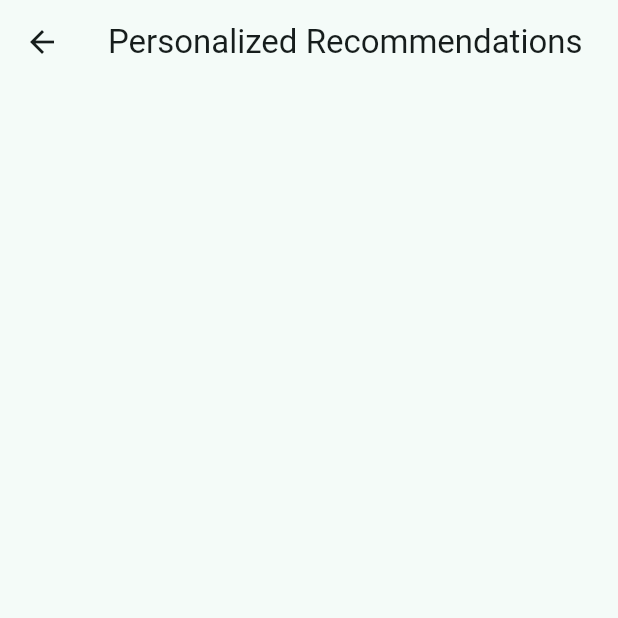
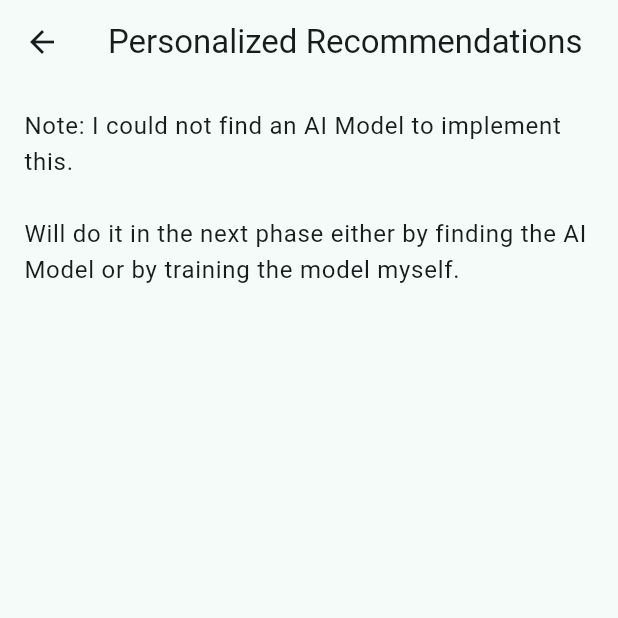
Before and after one commit to tahawaheed9/wellness_wise, a Flutter app: the RecommendationsScreen screen opened by its route, on a phone screen of 412 x 824 dp, the top half of it. Run offline on Flutter 3.47's test engine with Material 3 defaults, Android fonts, the phone set to English and light mode, and no system bars; our stand-ins replace bloc, cloud_firestore, equatable, firebase_auth, firebase_core, fl_chart and 1 more; accounts and stored records are empty.

Commit message:
Prototype Phase Ready to be submitted

```diff
--- a/lib/screens/personalized_recommendations/recommendations_screen.dart
+++ b/lib/screens/personalized_recommendations/recommendations_screen.dart
@@ -9,9 +9,19 @@ class RecommendationsScreen extends StatelessWidget {
       appBar: AppBar(
         title: const Text('Personalized Recommendations'),
       ),
-      body: const SingleChildScrollView(
-        child: Column(
-          children: <Widget>[],
+      body: SingleChildScrollView(
+        child: Padding(
+          padding: const EdgeInsets.all(16.0),
+          child: Column(
+            children: <Widget>[
+              Text(
+                'Note: I could not find an AI Model to implement this. \n\n'
+                  'Will do it in the next phase either by finding the AI Model '
+                  'or by training the model myself.',
+                style: Theme.of(context).textTheme.bodyLarge,
+              ),
+            ],
+          ),
         ),
       ),
     );
```
Also changed, not shown: lib/screens/additional_information/components/additional_information_form.dart (+9 -13 lines), 2 other files.
